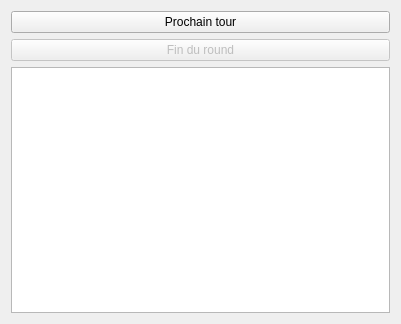
Above: app/view/forms/channel.ui from r0nd0ud0u/qt-rpg before the change. Below: the same form after it.
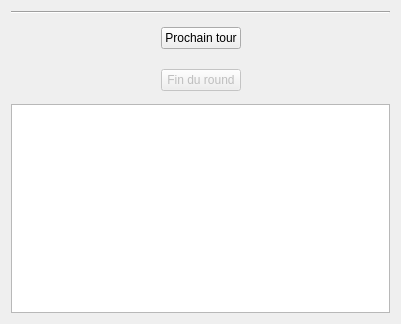
That is the form after the change. Custom widgets are drawn as their Qt base class.

Commit message: apply style on buttons

What changed in the file:
```diff
--- a/app/view/forms/channel.ui
+++ b/app/view/forms/channel.ui
@@ -24,24 +24,115 @@
   </property>
   <layout class="QVBoxLayout" name="verticalLayout">
    <item>
-    <widget class="QPushButton" name="next_turn_button">
-     <property name="enabled">
-      <bool>true</bool>
+    <widget class="Line" name="line">
+     <property name="orientation">
+      <enum>Qt::Horizontal</enum>
      </property>
-     <property name="text">
-      <string>Prochain tour</string>
-     </property>
     </widget>
    </item>
    <item>
-    <widget class="QPushButton" name="end_round_button">
-     <property name="enabled">
-      <bool>false</bool>
+    <layout class="QHBoxLayout" name="horizontalLayout">
+     <property name="leftMargin">
+      <number>7</number>
      </property>
-     <property name="text">
-      <string>Fin du round</string>
+     <property name="topMargin">
+      <number>7</number>
      </property>
-    </widget>
+     <property name="rightMargin">
+      <number>7</number>
+     </property>
+     <property name="bottomMargin">
+      <number>7</number>
+     </property>
+     <item>
+      <spacer name="horizontalSpacer">
+       <property name="orientation">
+        <enum>Qt::Horizontal</enum>
+       </property>
+       <property name="sizeHint" stdset="0">
+        <size>
+         <width>40</width>
+         <height>20</height>
+        </size>
+       </property>
+      </spacer>
+     </item>
+     <item>
+      <widget class="CompBigSecondaryButton" name="next_turn_button">
+       <property name="enabled">
+        <bool>true</bool>
+       </property>
+       <property name="text">
+        <string>Prochain tour</string>
+       </property>
+      </widget>
+     </item>
+     <item>
+      <spacer name="horizontalSpacer_2">
+       <property name="orientation">
+        <enum>Qt::Horizontal</enum>
+       </property>
+       <property name="sizeHint" stdset="0">
+        <size>
+         <width>40</width>
+         <height>20</height>
+        </size>
+       </property>
+      </spacer>
+     </item>
+    </layout>
+   </item>
+   <item>
+    <layout class="QHBoxLayout" name="horizontalLayout_2">
+     <property name="leftMargin">
+      <number>7</number>
+     </property>
+     <property name="topMargin">
+      <number>7</number>
+     </property>
+     <property name="rightMargin">
+      <number>7</number>
+     </property>
+     <property name="bottomMargin">
+      <number>7</number>
+     </property>
+     <item>
+      <spacer name="horizontalSpacer_3">
+       <property name="orientation">
+        <enum>Qt::Horizontal</enum>
+       </property>
+       <property name="sizeHint" stdset="0">
+        <size>
+         <width>40</width>
+         <height>20</height>
+        </size>
+       </property>
+      </spacer>
+     </item>
+     <item>
+      <widget class="CompBigSecondaryButton" name="end_round_button">
+       <property name="enabled">
+        <bool>false</bool>
+       </property>
+       <property name="text">
+        <string>Fin du round</string>
+       </property>
+      </widget>
+     </item>
+     <item>
+      <spacer name="horizontalSpacer_4">
+       <property name="orientation">
+        <enum>Qt::Horizontal</enum>
+       </property>
+       <property name="sizeHint" stdset="0">
+        <size>
+         <width>40</width>
+         <height>20</height>
+        </size>
+       </property>
+      </spacer>
+     </item>
+    </layout>
    </item>
    <item>
     <widget class="QTextEdit" name="channel_textEdit">
@@ -58,6 +149,13 @@
    </item>
   </layout>
  </widget>
+ <customwidgets>
+  <customwidget>
+   <class>CompBigSecondaryButton</class>
+   <extends>QPushButton</extends>
+   <header location="global">CompButtons.h</header>
+  </customwidget>
+ </customwidgets>
  <resources/>
  <connections/>
 </ui>
```
The commit also changes 17 other files.
